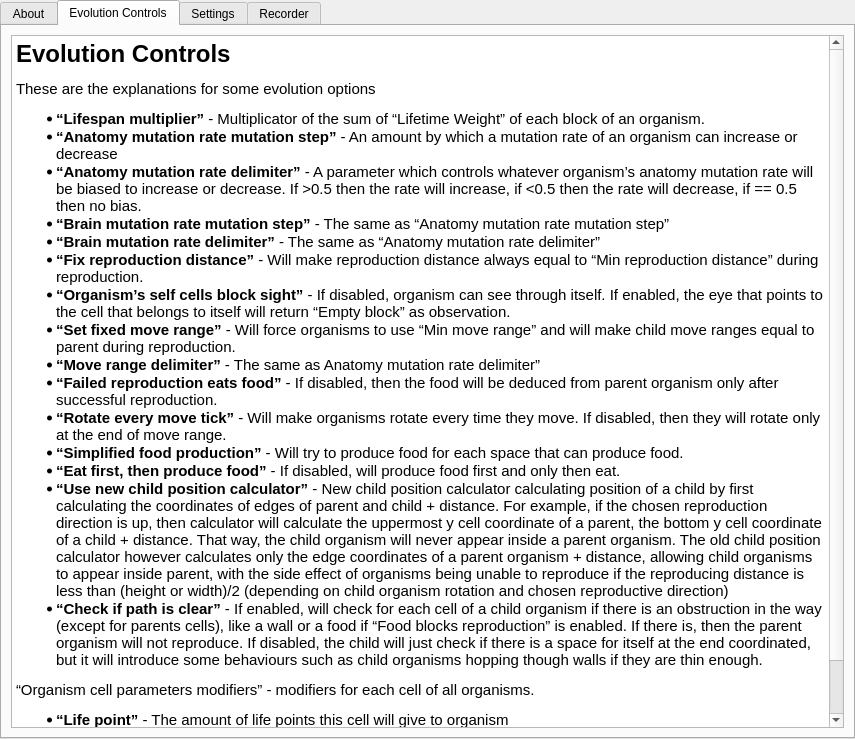
Qt form Source/UiFiles/info.ui (SuperSpaceEye/LifeEngineExtended) before a commit.
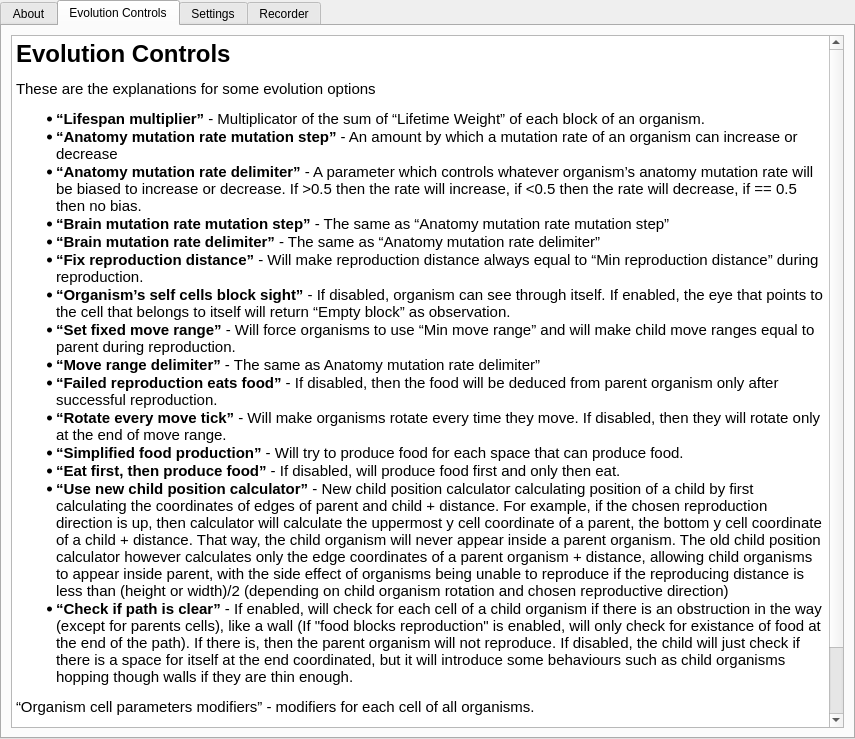
The same form after that commit. The open tabs and pages were chosen to show the change.

Patch:
```diff
--- a/Source/UiFiles/info.ui
+++ b/Source/UiFiles/info.ui
@@ -114,7 +114,7 @@
 &lt;li style=&quot; margin-top:0px; margin-bottom:0px; margin-left:0px; margin-right:0px; -qt-block-indent:0; text-indent:0px;&quot;&gt;&lt;span style=&quot; font-weight:600;&quot;&gt;“Simplified food production”&lt;/span&gt; - Will try to produce food for each space that can produce food.&lt;/li&gt;
 &lt;li style=&quot; margin-top:0px; margin-bottom:0px; margin-left:0px; margin-right:0px; -qt-block-indent:0; text-indent:0px;&quot;&gt;&lt;span style=&quot; font-weight:600;&quot;&gt;“Eat first, then produce food”&lt;/span&gt; - If disabled, will produce food first and only then eat.&lt;/li&gt;
 &lt;li style=&quot; margin-top:0px; margin-bottom:0px; margin-left:0px; margin-right:0px; -qt-block-indent:0; text-indent:0px;&quot;&gt;&lt;span style=&quot; font-weight:600;&quot;&gt;“Use new child position calculator”&lt;/span&gt; - New child position calculator calculating position of a child by first calculating the coordinates of edges of parent and child + distance. For example, if the chosen reproduction direction is up, then calculator will calculate the uppermost y cell coordinate of a parent, the bottom y cell coordinate of a child + distance. That way, the child organism will never appear inside a parent organism. The old child position calculator however calculates only the edge coordinates of a parent organism + distance, allowing child organisms to appear inside parent, with the side effect of organisms being unable to reproduce if the reproducing distance is less than (height or width)/2 (depending on child organism rotation and chosen reproductive direction)&lt;/li&gt;
-&lt;li style=&quot; margin-top:0px; margin-bottom:12px; margin-left:0px; margin-right:0px; -qt-block-indent:0; text-indent:0px;&quot;&gt;&lt;span style=&quot; font-weight:600;&quot;&gt;“Check if path is clear”&lt;/span&gt; - If enabled, will check for each cell of a child organism if there is an obstruction in the way (except for parents cells), like a wall or a food if “Food blocks reproduction” is enabled. If there is, then the parent organism will not reproduce. If disabled, the child will just check if there is a space for itself at the end coordinated, but it will introduce some behaviours such as child organisms hopping though walls if they are thin enough.&lt;/li&gt;&lt;/ul&gt;
+&lt;li style=&quot; margin-top:0px; margin-bottom:12px; margin-left:0px; margin-right:0px; -qt-block-indent:0; text-indent:0px;&quot;&gt;&lt;span style=&quot; font-weight:600;&quot;&gt;“Check if path is clear”&lt;/span&gt; - If enabled, will check for each cell of a child organism if there is an obstruction in the way (except for parents cells), like a wall (If &amp;quot;food blocks reproduction&amp;quot; is enabled, will only check for existance of food at the end of the path). If there is, then the parent organism will not reproduce. If disabled, the child will just check if there is a space for itself at the end coordinated, but it will introduce some behaviours such as child organisms hopping though walls if they are thin enough.&lt;/li&gt;&lt;/ul&gt;
 &lt;p style=&quot; margin-top:12px; margin-bottom:12px; margin-left:0px; margin-right:0px; -qt-block-indent:0; text-indent:0px;&quot;&gt;“Organism cell parameters modifiers” - modifiers for each cell of all organisms.&lt;/p&gt;
 &lt;ul style=&quot;margin-top: 0px; margin-bottom: 0px; margin-left: 0px; margin-right: 0px; -qt-list-indent: 1;&quot;&gt;&lt;li style=&quot; margin-top:12px; margin-bottom:0px; margin-left:0px; margin-right:0px; -qt-block-indent:0; text-indent:0px;&quot;&gt;&lt;span style=&quot; font-weight:600;&quot;&gt;“Life point”&lt;/span&gt; - The amount of life points this cell will give to organism&lt;/li&gt;
 &lt;li style=&quot; margin-top:0px; margin-bottom:0px; margin-left:0px; margin-right:0px; -qt-block-indent:0; text-indent:0px;&quot;&gt;&lt;span style=&quot; font-weight:600;&quot;&gt;“Lifetime weight”&lt;/span&gt; - The amount of lifetime this cell will give to organism&lt;/li&gt;
```
